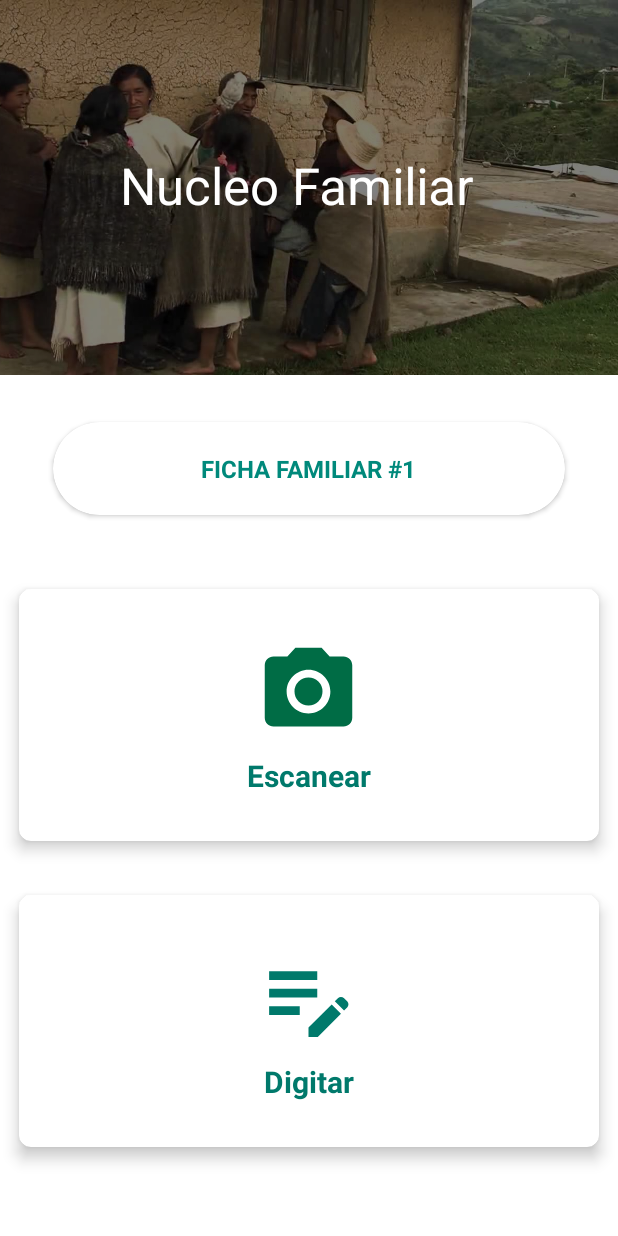
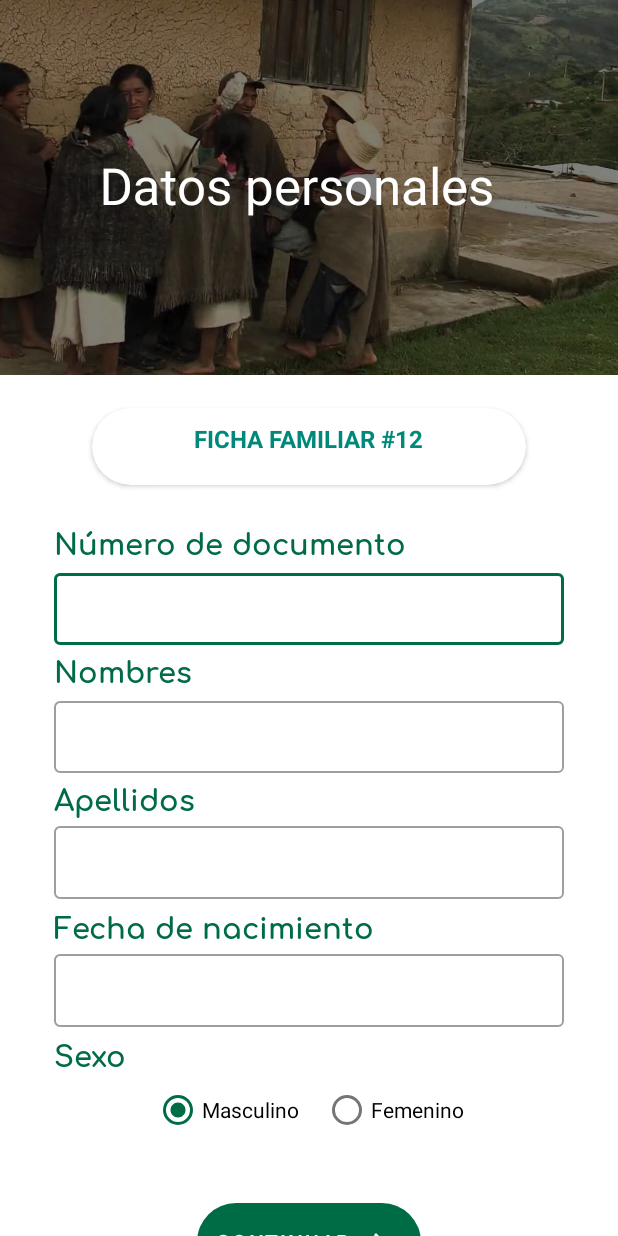
Before and after one commit to esleyder1/pdf417_colombian, an Android app: the MainActivity screen opened directly, with no data from a screen before it, after a tap on "Digitar", on a phone screen of 412 x 824 dp. Run offline under Robolectric (Android 15) with nearby library versions, the phone set to English and light mode, and no system bars; libraries missing offline, so code that uses them is left out: com.kelin.translucentbar, com.liyu.sqlitetoexcel, com.microblink.blinkbarcode, org.apache.poi; 4 statements that could not run were skipped.

Commit message:
fill form without fisic document is working with static info

```diff
--- a/pdf417MobiCustomUISample/build.gradle
+++ b/pdf417MobiCustomUISample/build.gradle
@@ -47,4 +47,5 @@ dependencies {
     implementation 'com.android.support:design:29.0.0'
     implementation "androidx.coordinatorlayout:coordinatorlayout:1.1.0"
     implementation 'com.kelin.translucentbar:library:0.8.0'
+
 }
--- a/pdf417MobiCustomUISample/src/main/AndroidManifest.xml
+++ b/pdf417MobiCustomUISample/src/main/AndroidManifest.xml
@@ -55,7 +55,11 @@
         <activity
             android:name=".LoginActivity"
             android:exported="true"
-            android:theme="@style/AppTheme.NoActionBar"></activity>
+            android:theme="@style/AppTheme.NoActionBar" />
+        <activity
+            android:name=".FormDocumentActivity"
+            android:exported="true"
+            android:theme="@style/AppTheme.NoActionBar" />
         <activity
             android:name=".PickDataActivity"
             android:exported="true"
--- /dev/null
+++ b/pdf417MobiCustomUISample/src/main/java/dev/pdf417censo/com/FormDocumentActivity.java
@@ -0,0 +1,186 @@
+package dev.pdf417censo.com;
+
+import static android.os.Build.VERSION.SDK_INT;
+
+import android.annotation.SuppressLint;
+import android.app.DatePickerDialog;
+import android.content.Context;
+import android.content.DialogInterface;
+import android.content.Intent;
+import android.content.SharedPreferences;
+import android.net.Uri;
+import android.os.Build;
+import android.os.Bundle;
+import android.os.Environment;
+import android.provider.Settings;
+import android.view.View;
+import android.widget.ArrayAdapter;
+import android.widget.AutoCompleteTextView;
+import android.widget.Button;
+import android.widget.DatePicker;
+import android.widget.RadioGroup;
+import android.widget.TextView;
+import android.widget.Toast;
+
+import androidx.annotation.RequiresApi;
+import androidx.appcompat.app.AlertDialog;
+import androidx.appcompat.app.AppCompatActivity;
+import androidx.appcompat.widget.Toolbar;
+
+import com.google.android.material.radiobutton.MaterialRadioButton;
+import com.google.android.material.textfield.TextInputEditText;
+import com.kelin.translucentbar.library.TranslucentBarManager;
+import com.liyu.sqlitetoexcel.SQLiteToExcel;
+
+import java.io.File;
+import java.io.IOException;
+import java.text.SimpleDateFormat;
+import java.util.Calendar;
+import java.util.Locale;
+import java.util.Objects;
+
+import dev.pdf417censo.com.data.Persona;
+import dev.pdf417censo.com.data.PersonasDbHelper;
+
+public class FormDocumentActivity extends AppCompatActivity {
+
+
+    private Persona objPersona;
+    private Toolbar toolbar;
+    AlertDialog dialogPermission;
+    private RadioGroup rgSex;
+    private TextInputEditText edDocument, edNames, edSurnames, edBirthday;
+    final Calendar myCalendar= Calendar.getInstance();
+
+    private Button btnSaveFormDocument;
+
+    private String strSex;
+
+    @SuppressLint({"SetTextI18n", "MissingInflatedId"})
+    @Override
+    protected void onCreate(Bundle savedInstanceState) {
+
+        super.onCreate(savedInstanceState);
+        setContentView(R.layout.activity_form_document);
+
+        TranslucentBarManager translucentBarManager = new TranslucentBarManager(this);
+        translucentBarManager.transparent(this);
+
+        toolbar = (Toolbar) findViewById(R.id.toolbar);
+        setSupportActionBar(toolbar);
+
+
+        rgSex = findViewById(R.id.rgSex);
+
+        edDocument = findViewById(R.id.edDocument);
+        edNames = findViewById(R.id.edNames);
+        edSurnames = findViewById(R.id.edSurnames);
+        edBirthday= findViewById(R.id.edBirthday);
+
+        btnSaveFormDocument = findViewById(R.id.btnSaveFormDocument);
+
+        DatePickerDialog.OnDateSetListener date =new DatePickerDialog.OnDateSetListener() {
+            @Override
+            public void onDateSet(DatePicker view, int year, int month, int day) {
+                myCalendar.set(Calendar.YEAR, year);
+                myCalendar.set(Calendar.MONTH,month);
+                myCalendar.set(Calendar.DAY_OF_MONTH,day);
+                updateLabel();
+            }
+        };
+        edBirthday.setOnClickListener(new View.OnClickListener() {
+            @Override
+            public void onClick(View view) {
+                new DatePickerDialog(FormDocumentActivity.this,date,myCalendar.get(Calendar.YEAR),myCalendar.get(Calendar.MONTH),myCalendar.get(Calendar.DAY_OF_MONTH)).show();
+            }
+        });
+
+        //radio button birthday
+        btnSaveFormDocument.setOnClickListener(new View.OnClickListener() {
+            @Override
+            public void onClick(View view) {
+
+                String document = Objects.requireNonNull(edDocument.getText().toString().trim());
+                String  names = Objects.requireNonNull(edNames.getText()).toString().trim();
+                String  surnames = Objects.requireNonNull(edSurnames.getText()).toString().trim();
+                String  birthday = Objects.requireNonNull(edBirthday.getText()).toString().trim();
+
+                if(document.isEmpty() || names.isEmpty() || surnames.isEmpty() || birthday.isEmpty()){
+                    emptyFields();
+                }else{
+                    saveInfo();
+                }
+
+            }
+        });
+
+    }
+
+    public void emptyFields() {
+        AlertDialog.Builder builder = new AlertDialog.Builder(this);
+        builder.setTitle("Error al guardar");
+
+        //Datos ingresados
+
+        String message = "Algunos campos están vacios, verifique e intente nuevamente.";
+        builder.setMessage(message);
+        String negativeText = getString(android.R.string.ok);
+        builder.setNegativeButton(negativeText,
+                new DialogInterface.OnClickListener() {
+                    @Override
+                    public void onClick(DialogInterface dialog, int which) {
+                        // dismiss dialog, start counter again
+                        dialog.dismiss();
+                    }
+                });
+
+        AlertDialog dialog = builder.create();
+// display dialog
+        dialog.show();
+    }
+
+    @SuppressLint("SetTextI18n")
+    private void saveInfo() {
+        String document = Objects.requireNonNull(edDocument.getText().toString().trim());
+        String  names = Objects.requireNonNull(edNames.getText()).toString().trim();
+        String  surnames = Objects.requireNonNull(edSurnames.getText()).toString().trim();
+        String  birthday = Objects.requireNonNull(edBirthday.getText()).toString().trim();
+
+
+        int selectedBtnId =
+                rgSex.getCheckedRadioButtonId();
+
+        if (selectedBtnId == -1) {
+            Toast.makeText(FormDocumentActivity.this,
+                    "Nothing selected",
+                    Toast.LENGTH_SHORT).show();
+        }
+        else{
+            MaterialRadioButton selectedRadioBtn =
+                    findViewById(selectedBtnId);
+
+            if(selectedRadioBtn.getText().equals("Masculino")){
+                strSex = "M";
+            }else{
+                strSex = "F";
+            }
+            Toast.makeText(FormDocumentActivity.this,
+                    "SEXO: " +
+                            strSex,
+                    Toast.LENGTH_SHORT).show();
+        }
+
+/*        Intent i = new Intent(FormDocumentActivity.this, PickUserDataActivity.class);
+        startActivity(i);
+        finish();*/
+    }
+
+    private void updateLabel(){
+        String myFormat="dd/MM/yyyy";
+        SimpleDateFormat dateFormat=new SimpleDateFormat(myFormat, Locale.US);
+        edBirthday.setText(dateFormat.format(myCalendar.getTime()));
+    }
+
+    @Override
+    public void onBackPressed() {}
+}
--- a/pdf417MobiCustomUISample/src/main/java/dev/pdf417censo/com/MainActivity.java
+++ b/pdf417MobiCustomUISample/src/main/java/dev/pdf417censo/com/MainActivity.java
@@ -163,12 +163,17 @@ public class MainActivity extends AppCompatActivity implements RecognizerRunnerF
         }
     }
 
+    @SuppressLint("NonConstantResourceId")
     public void scanDocument(View v) {
         int id = v.getId();
 
         switch (id) {
             case R.id.btnDefaultActivity: {
                 startScanDocument();
+                break;
+            }
+            case R.id.btnFillForm: {
+                startFillDocument();
                 break;
             }
 
@@ -178,6 +183,11 @@ public class MainActivity extends AppCompatActivity implements RecognizerRunnerF
     private void startScanDocument() {
         BarcodeUISettings uiSettings = new BarcodeUISettings(mRecognizerBundle);
         ActivityRunner.startActivityForResult(this, MY_REQUEST_CODE, uiSettings);
+    }
+
+    private void startFillDocument() {
+        Intent i = new Intent(MainActivity.this, FormDocumentActivity.class);
+        startActivity(i);
     }
 
     @RequiresApi(api = Build.VERSION_CODES.O)
--- a/pdf417MobiCustomUISample/src/main/java/dev/pdf417censo/com/PickDataActivity.java
+++ b/pdf417MobiCustomUISample/src/main/java/dev/pdf417censo/com/PickDataActivity.java
@@ -222,7 +222,7 @@ public class PickDataActivity extends AppCompatActivity {
         AlertDialog.Builder builder = new AlertDialog.Builder(this);
         builder.setTitle("Error al guardar");
 
-        //Datos ingresados
+        //Datos ingresadosemptyFields
 
         String message = "Algunos campos están vacios, verifique e intente nuevamente.";
         builder.setMessage(message);
--- /dev/null
+++ b/pdf417MobiCustomUISample/src/main/res/layout/activity_form_document.xml
@@ -0,0 +1,330 @@
+<?xml version="1.0" encoding="utf-8"?>
+<androidx.coordinatorlayout.widget.CoordinatorLayout xmlns:android="http://schemas.android.com/apk/res/android"
+    xmlns:app="http://schemas.android.com/apk/res-auto"
+    xmlns:tools="http://schemas.android.com/tools"
+    android:layout_width="match_parent"
+    android:layout_height="match_parent"
+    android:fitsSystemWindows="true"
+    tools:context=".FormDocumentActivity">
+
+    <com.google.android.material.appbar.AppBarLayout
+        android:id="@+id/appBarLayout"
+        android:layout_width="match_parent"
+        android:fitsSystemWindows="true"
+        android:layout_height="250dp"
+        android:theme="@style/ThemeOverlay.AppCompat.Dark.ActionBar">
+
+        <com.google.android.material.appbar.CollapsingToolbarLayout
+            android:id="@+id/toolbar_layout"
+            android:layout_width="match_parent"
+            android:layout_height="match_parent"
+            app:contentScrim="?attr/colorPrimary"
+            app:expandedTitleMarginStart="48dp"
+            app:expandedTitleMarginEnd="64dp"
+            android:fitsSystemWindows="true"
+            app:toolbarId="@id/toolbar"
+
+            app:expandedTitleGravity="center|center_horizontal"
+            app:layout_scrollFlags="scroll|exitUntilCollapsed">
+
+            <ImageView
+                android:id="@+id/expandedImage"
+                android:layout_width="match_parent"
+                android:layout_height="250dp"
+                android:scaleType="centerCrop"
+                android:src="@drawable/family_mod"
+                app:layout_collapseMode="parallax"
+                android:fitsSystemWindows="true"
+                />
+            <com.google.android.material.appbar.MaterialToolbar
+                android:id="@+id/toolbar"
+                android:layout_width="wrap_content"
+                android:layout_height="?attr/actionBarSize"
+                app:layout_collapseMode="pin"
+                android:paddingStart="36dp"
+                app:title="Datos personales"
+                tools:ignore="RtlSymmetry" />
+
+        </com.google.android.material.appbar.CollapsingToolbarLayout>
+
+
+    </com.google.android.material.appbar.AppBarLayout>
+
+    <androidx.core.widget.NestedScrollView
+        android:id="@+id/nestedScrollView"
+        android:layout_width="match_parent"
+        android:layout_height="match_parent"
+        app:layout_behavior="@string/appbar_scrolling_view_behavior">
+
+        <androidx.constraintlayout.widget.ConstraintLayout
+            android:layout_width="match_parent"
+            android:layout_height="771dp"
+>
+
+            <!--PARENTESCO-->
+
+            <com.google.android.material.card.MaterialCardView
+                android:id="@+id/cvTitle"
+                android:layout_width="match_parent"
+                android:layout_height="wrap_content"
+                android:layout_marginStart="36dp"
+                android:layout_marginTop="-10dp"
+                android:layout_marginEnd="36dp"
+                app:cardBackgroundColor="@color/white"
+                app:cardCornerRadius="45dp"
+                app:cardElevation="2dp"
+                app:cardMaxElevation="12dp"
+                app:cardPreventCornerOverlap="true"
+                app:cardUseCompatPadding="true"
+                app:layout_constraintEnd_toEndOf="parent"
+                app:layout_constraintStart_toStartOf="parent"
+                app:layout_constraintTop_toTopOf="parent"
+                tools:ignore="MissingConstraints">
+
+                <TextView
+                    android:id="@+id/tvInfoPerson"
+                    android:layout_width="wrap_content"
+                    android:layout_height="wrap_content"
+                    android:layout_gravity="bottom|center_horizontal"
+                    android:layout_marginTop="10dp"
+                    android:layout_marginBottom="20dp"
+                    android:text="FICHA FAMILIAR #12"
+                    android:textColor="@color/teal_600"
+                    android:textSize="16sp"
+                    android:textStyle="bold" />
+
+            </com.google.android.material.card.MaterialCardView>
+
+            <TextView
+                android:id="@+id/tvDocumentType"
+                android:layout_width="match_parent"
+                android:layout_height="30dp"
+                android:layout_marginStart="36dp"
+                android:layout_marginTop="-10dp"
+                android:layout_marginEnd="36dp"
+                android:fontFamily="@font/comfortaa_bold"
+                android:text="Número de documento"
+                android:textColor="@color/primary"
+                android:textSize="19dp"
+                android:textStyle="bold"
+                app:layout_constraintEnd_toEndOf="parent"
+                app:layout_constraintHorizontal_bias="0.0"
+                app:layout_constraintStart_toStartOf="parent"
+                app:layout_constraintTop_toBottomOf="@+id/cvTitle"
+                tools:ignore="NotSibling">
+
+            </TextView>
+
+            <com.google.android.material.textfield.TextInputLayout
+                android:id="@+id/tiDocumentType"
+                style="@style/Widget.MaterialComponents.TextInputLayout.OutlinedBox.Dense"
+                android:layout_width="match_parent"
+                android:layout_height="55dp"
+                android:layout_marginStart="36dp"
+                android:layout_marginTop="0dp"
+                android:layout_marginEnd="36dp"
+                app:hintTextAppearance="@style/TextLabel"
+                app:layout_constraintEnd_toEndOf="parent"
+                app:layout_constraintStart_toStartOf="parent"
+                app:layout_constraintTop_toBottomOf="@+id/tvDocumentType"
+                tools:ignore="MissingConstraints">
+                <com.google.android.material.textfield.TextInputEditText
+                    android:id="@+id/edDocument"
+                    android:layout_width="match_parent"
+                    android:layout_height="wrap_content"
+                    android:inputType="number"/>
+            </com.google.android.material.textfield.TextInputLayout>
+
+            <TextView
+                android:id="@+id/tvRelationship"
+                android:layout_width="match_parent"
+                android:layout_height="30dp"
+                android:layout_marginStart="36dp"
+                android:layout_marginTop="0dp"
+                android:layout_marginEnd="36dp"
+                android:fontFamily="@font/comfortaa_bold"
+                android:text="Nombres"
+                android:textColor="@color/primary"
+                android:textSize="19dp"
+                android:textStyle="bold"
+
+                app:layout_constraintEnd_toEndOf="parent"
+                app:layout_constraintHorizontal_bias="0.0"
+                app:layout_constraintStart_toStartOf="parent"
+                app:layout_constraintTop_toBottomOf="@+id/tiDocumentType"
+                tools:ignore="NotSibling">
+
+            </TextView>
+
+    <com.google.android.material.textfield.TextInputLayout
+        android:id="@+id/tiRelationship"
+        style="@style/Widget.MaterialComponents.TextInputLayout.OutlinedBox.Dense"
+        android:layout_width="match_parent"
+        android:layout_height="55dp"
+        android:layout_marginStart="36dp"
+        android:layout_marginTop="0dp"
+        android:layout_marginEnd="36dp"
+        app:hintTextAppearance="@style/TextLabel"
+        app:layout_constraintEnd_toEndOf="parent"
+        app:layout_constraintStart_toStartOf="parent"
+        app:layout_constraintTop_toBottomOf="@+id/tvRelationship"
+        tools:ignore="MissingConstraints">
+
+        <com.google.android.material.textfield.TextInputEditText
+            android:id="@+id/edNames"
+            android:layout_width="match_parent"
+            android:layout_height="wrap_content"
+            android:inputType="textPersonName"/>
+    </com.google.android.material.textfield.TextInputLayout>
+
+    <!--ESCOLARIDAD-->
+
+    <TextView
+        android:id="@+id/tvScholarship"
+        android:layout_width="0dp"
+        android:layout_height="30dp"
+        android:layout_marginStart="36dp"
+        android:layout_marginEnd="36dp"
+        android:fontFamily="@font/comfortaa_bold"
+        android:text="Apellidos"
+        android:textColor="@color/primary"
+        android:textSize="19dp"
+        android:textStyle="bold"
+        app:layout_constraintEnd_toEndOf="parent"
+        app:layout_constraintStart_toStartOf="parent"
+        app:layout_constraintTop_toBottomOf="@+id/tiRelationship">
+
+    </TextView>
+
+    <com.google.android.material.textfield.TextInputLayout
+        android:id="@+id/tiScholarship"
+        style="@style/Widget.MaterialComponents.TextInputLayout.OutlinedBox.Dense"
+        android:layout_width="match_parent"
+        android:layout_height="55dp"
+        android:layout_marginStart="36dp"
+        android:layout_marginTop="0dp"
+        android:layout_marginEnd="36dp"
+        app:layout_constraintEnd_toEndOf="parent"
+        app:layout_constraintHorizontal_bias="0.0"
+        app:layout_constraintStart_toStartOf="parent"
+        app:layout_constraintTop_toBottomOf="@+id/tvScholarship"
+        tools:ignore="MissingConstraints">
+
+        <com.google.android.material.textfield.TextInputEditText
+            android:id="@+id/edSurnames"
+            android:layout_width="match_parent"
+            android:layout_height="wrap_content"
+            android:inputType="textPersonName"/>
+    </com.google.android.material.textfield.TextInputLayout>
+
+    <TextView
+        android:id="@+id/tvProfession"
+        android:layout_width="match_parent"
+        android:layout_height="30dp"
+        android:layout_marginStart="36dp"
+        android:layout_marginEnd="36dp"
+        android:fontFamily="@font/comfortaa_bold"
+        android:text="Fecha de nacimiento"
+
+        android:textColor="@color/primary"
+        android:textSize="19dp"
+        android:textStyle="bold"
+        app:layout_constraintEnd_toEndOf="parent"
+        app:layout_constraintHorizontal_bias="1.0"
+        app:layout_constraintStart_toStartOf="parent"
+        app:layout_constraintTop_toBottomOf="@+id/tiScholarship" />
+
+    <!--ESTADO CIVIL-->
+    <com.google.android.material.textfield.TextInputLayout
+        android:id="@+id/tiProfession"
+        style="@style/Widget.MaterialComponents.TextInputLayout.OutlinedBox.Dense"
+        android:layout_width="match_parent"
+        android:layout_height="55dp"
+        android:layout_marginStart="36dp"
+        android:layout_marginTop="0dp"
+        android:layout_marginEnd="36dp"
+        app:layout_constraintEnd_toEndOf="parent"
+        app:layout_constraintHorizontal_bias="0.0"
+        app:layout_constraintStart_toStartOf="parent"
+        app:layout_constraintTop_toBottomOf="@+id/tvProfession"
+        tools:ignore="MissingConstraints">
+
+        <com.google.android.material.textfield.TextInputEditText
+            android:id="@+id/edBirthday"
+            android:layout_width="match_parent"
+            android:layout_height="wrap_content"
+            android:clickable="false"
+            android:cursorVisible="false"
+            android:focusable="false"
+            android:focusableInTouchMode="false"/>
+    </com.google.android.material.textfield.TextInputLayout>
+
+    <TextView
+        android:id="@+id/tvCivilState"
+        android:layout_width="match_parent"
+        android:layout_height="30dp"
+
+        android:layout_marginStart="36dp"
+        android:layout_marginEnd="36dp"
+        android:fontFamily="@font/comfortaa_bold"
+        android:text="Sexo"
+        android:textColor="@color/primary"
+        android:textSize="19dp"
+        android:textStyle="bold"
+        app:layout_constraintEnd_toEndOf="parent"
+        app:layout_constraintHorizontal_bias="0.0"
+        app:layout_constraintStart_toStartOf="parent"
+        app:layout_constraintTop_toBottomOf="@+id/tiProfession" />
+
+        <RadioGroup
+            android:id="@+id/rgSex"
+            android:layout_width="match_parent"
+            android:layout_height="match_parent"
+            android:gravity="center"
+            android:orientation="horizontal"
+            app:layout_constraintEnd_toEndOf="parent"
+            app:layout_constraintHorizontal_bias="0.0"
+            app:layout_constraintStart_toStartOf="parent"
+            app:layout_constraintTop_toBottomOf="@+id/tvCivilState" >
+
+            <RadioButton
+                android:id="@+id/radio_masculino"
+                android:layout_width="wrap_content"
+                android:layout_height="wrap_content"
+                android:layout_marginRight="16dp"
+                android:checked="true"
+                android:text="Masculino" />
+
+            <RadioButton
+                android:id="@+id/radio_femenino"
+                android:layout_width="wrap_content"
+                android:layout_height="wrap_content"
+                android:checked="false"
+                android:text="Femenino" />
+        </RadioGroup>
+    <com.google.android.material.button.MaterialButton
+        android:id="@+id/btnSaveFormDocument"
+        style="@style/Widget.MaterialComponents.Button.Icon"
+        android:layout_width="wrap_content"
+        android:layout_height="64dp"
+        android:layout_marginStart="36dp"
+        android:layout_marginTop="32dp"
+        android:layout_marginEnd="36dp"
+        android:layout_marginBottom="48dp"
+        app:cornerRadius="30dp"
+
+        app:iconGravity="textEnd"
+        android:paddingStart="27dp"
+        app:icon="@drawable/ic_baseline_keyboard_arrow_right_24"
+        android:text="Continuar"
+        android:elevation="0dp"
+        android:stateListAnimator="@null"
+        app:layout_constraintBottom_toBottomOf="parent"
+        app:layout_constraintEnd_toEndOf="parent"
+        app:layout_constraintStart_toStartOf="parent"
+        app:layout_constraintTop_toBottomOf="@+id/rgSex"
+        tools:ignore="MissingConstraints,RtlSymmetry" />
+    </androidx.constraintlayout.widget.ConstraintLayout>
+
+    </androidx.core.widget.NestedScrollView>
+</androidx.coordinatorlayout.widget.CoordinatorLayout>
--- a/pdf417MobiCustomUISample/src/main/res/layout/activity_login.xml
+++ b/pdf417MobiCustomUISample/src/main/res/layout/activity_login.xml
@@ -61,9 +61,11 @@
 
     <com.google.android.material.textfield.TextInputLayout
         android:id="@+id/tiUser"
+        style="@style/Widget.MaterialComponents.TextInputLayout.OutlinedBox.Dense"
         android:layout_width="match_parent"
-        android:layout_height="wrap_content"
+        android:layout_height="55dp"
         android:layout_marginStart="36dp"
+        android:layout_marginTop="0dp"
         android:layout_marginEnd="36dp"
         app:hintTextAppearance="@style/TextLabel"
         app:layout_constraintEnd_toEndOf="parent"
@@ -101,6 +103,7 @@
 
     <com.google.android.material.textfield.TextInputLayout
         android:id="@+id/tiPhone"
+        style="@style/Widget.MaterialComponents.TextInputLayout.OutlinedBox.Dense"
         android:layout_width="match_parent"
         android:layout_height="wrap_content"
         android:layout_marginStart="36dp"
@@ -109,7 +112,9 @@
         app:layout_constraintHorizontal_bias="0.304"
         app:layout_constraintStart_toStartOf="parent"
         app:layout_constraintTop_toBottomOf="@+id/tvPhone"
-        tools:ignore="MissingConstraints">
+        tools:ignore="MissingConstraints"
+        app:counterEnabled="true"
+        app:counterMaxLength="10">
 
         <com.google.android.material.textfield.TextInputEditText
             android:id="@+id/edPhone"
@@ -131,7 +136,6 @@
         android:layout_marginStart="36dp"
         android:layout_marginEnd="36dp"
         android:shadowRadius="4"
-        android:text="Guardar datos"
         app:icon="@drawable/ic_baseline_save_24"
         app:iconGravity="textStart"
         app:layout_constraintBottom_toBottomOf="parent"
```
Also changed, not shown: 21 other files.
